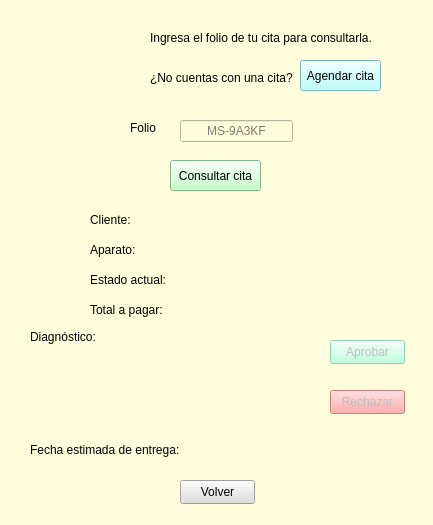
Old version of the form dashboard_cliente.ui in the repository ileosalazar/MultiserviciosProfesionalesJG.
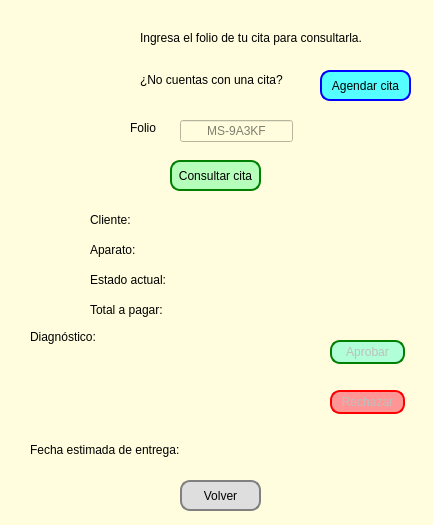
New version of the form. Icons and pictures are not drawn.

```diff
--- a/dashboard_cliente.ui
+++ b/dashboard_cliente.ui
@@ -19,12 +19,15 @@
   <widget class="QLabel" name="label_2">
    <property name="geometry">
     <rect>
-     <x>150</x>
+     <x>140</x>
      <y>30</y>
-     <width>221</width>
+     <width>271</width>
      <height>16</height>
     </rect>
    </property>
+   <property name="styleSheet">
+    <string notr="true">font: 9pt &quot;Verdana&quot;;</string>
+   </property>
    <property name="text">
     <string>Ingresa el folio de tu cita para consultarla.</string>
    </property>
@@ -68,7 +71,9 @@
     </rect>
    </property>
    <property name="styleSheet">
-    <string notr="true">background-color: rgb(181, 255, 187);</string>
+    <string notr="true">background-color: rgb(181, 255, 187);
+border: 2px solid green;
+border-radius: 10px;</string>
    </property>
    <property name="text">
     <string>Consultar cita</string>
@@ -79,12 +84,14 @@
     <rect>
      <x>180</x>
      <y>480</y>
-     <width>75</width>
-     <height>24</height>
+     <width>81</width>
+     <height>31</height>
     </rect>
    </property>
    <property name="styleSheet">
-    <string notr="true">background-color: rgb(222, 222, 222);</string>
+    <string notr="true">border: 2px solid gray;
+border-radius: 10px;
+background-color: rgb(222, 222, 222);</string>
    </property>
    <property name="text">
     <string>Volver</string>
@@ -93,12 +100,15 @@
   <widget class="QLabel" name="label_4">
    <property name="geometry">
     <rect>
-     <x>150</x>
+     <x>140</x>
      <y>70</y>
-     <width>151</width>
-     <height>16</height>
+     <width>171</width>
+     <height>20</height>
     </rect>
    </property>
+   <property name="styleSheet">
+    <string notr="true">font: 9pt &quot;Verdana&quot;;</string>
+   </property>
    <property name="text">
     <string>¿No cuentas con una cita?</string>
    </property>
@@ -106,14 +116,17 @@
   <widget class="QPushButton" name="btn_agendar_nueva">
    <property name="geometry">
     <rect>
-     <x>300</x>
-     <y>60</y>
-     <width>81</width>
+     <x>320</x>
+     <y>70</y>
+     <width>91</width>
      <height>31</height>
     </rect>
    </property>
    <property name="styleSheet">
-    <string notr="true">background-color: rgb(170, 255, 255);</string>
+    <string notr="true">background-color: rgb(85, 255, 255);
+font: italic 9pt &quot;Segoe UI&quot;;
+border: 2px solid blue;
+border-radius: 10px;</string>
    </property>
    <property name="text">
     <string>Agendar cita</string>
@@ -174,10 +187,10 @@
   <widget class="QLabel" name="label">
    <property name="geometry">
     <rect>
-     <x>30</x>
+     <x>20</x>
      <y>20</y>
-     <width>101</width>
-     <height>81</height>
+     <width>111</width>
+     <height>91</height>
     </rect>
    </property>
    <property name="text">
@@ -222,7 +235,9 @@
     </rect>
    </property>
    <property name="styleSheet">
-    <string notr="true">background-color: rgb(176, 255, 216);</string>
+    <string notr="true">border: 2px solid green;
+border-radius: 10px;
+background-color: rgb(176, 255, 216);</string>
    </property>
    <property name="text">
     <string>Aprobar</string>
@@ -241,7 +256,9 @@
     </rect>
    </property>
    <property name="styleSheet">
-    <string notr="true">background-color: rgb(255, 149, 149);</string>
+    <string notr="true">border: 2px solid red;
+border-radius: 10px;
+background-color: rgb(255, 149, 149);</string>
    </property>
    <property name="text">
     <string>Rechazar</string>
```
Left out of the diff: 26 changed lines with no effect on the pictures.
